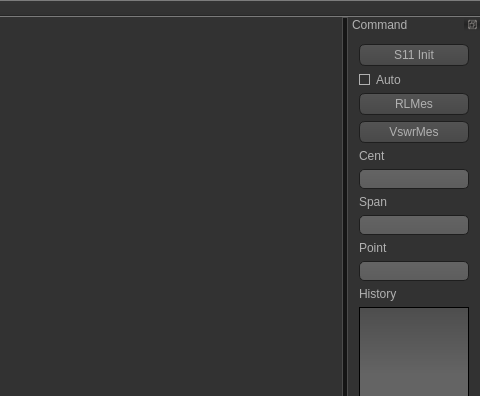
Qt form kc901gui/mainwindow.ui (bg8npk/KC901S) before a commit; both pictures show x 249 to 729 and y 0 to 396 of the 729 by 1054 pixel window.
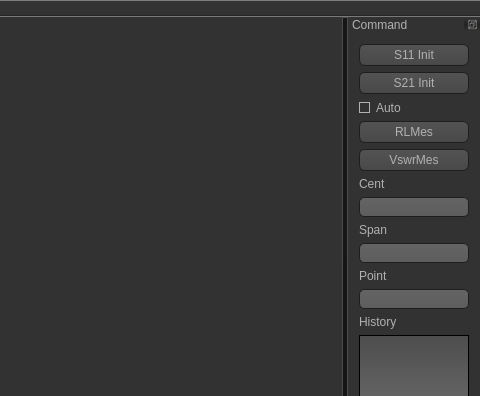
The same form after that commit. Icons and pictures are not drawn. Custom widgets are drawn as their Qt base class.

Patch:
```diff
--- a/kc901gui/mainwindow.ui
+++ b/kc901gui/mainwindow.ui
@@ -732,6 +732,13 @@
        </property>
       </widget>
      </item>
+     <item>
+      <widget class="QPushButton" name="S21initpushButton">
+       <property name="text">
+        <string>S21 Init</string>
+       </property>
+      </widget>
+     </item>
      <item>
       <widget class="QCheckBox" name="checkBox">
        <property name="text">
```
Left out of the diff: 2 changed lines with no effect on the pictures.
